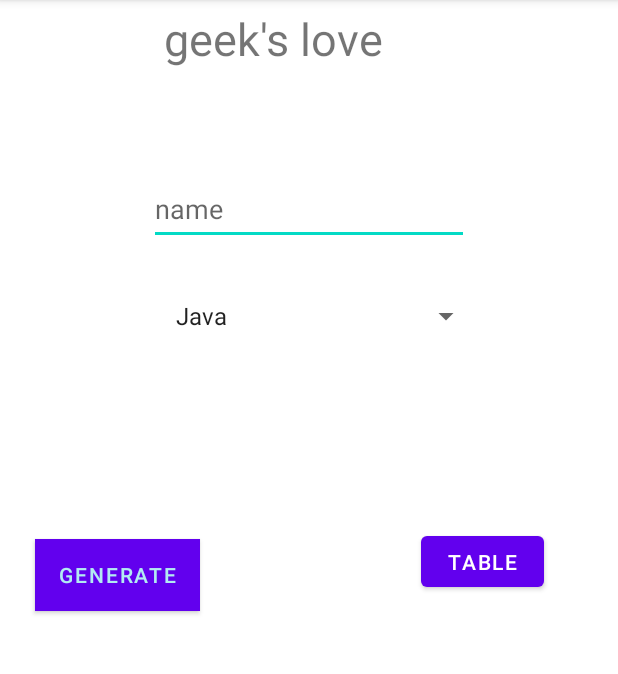
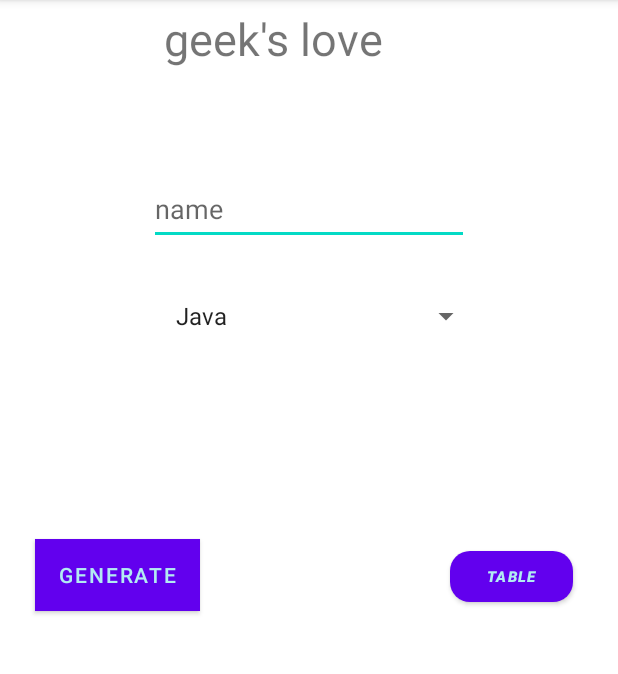
Before and after one commit to charbelhayek-cs/csc498G-Geek-sLoveCalculatorApp, an Android app: the screen it shows after launch (MainActivity), on a phone screen of 412 x 824 dp, the part 84-758 px from its top. Run offline under Robolectric (Android 15) with nearby library versions, the phone set to English and light mode, and no system bars.

Commit message:
changed some buttons and the shapes and a bit of font and colours

```diff
--- a/app/src/main/res/layout/activity_main.xml
+++ b/app/src/main/res/layout/activity_main.xml
@@ -14,6 +14,7 @@
         android:onClick="generate"
         android:text="generate"
         android:textColor="#B2EBF2"
+        app:cornerRadius="20px"
         app:layout_constraintBottom_toBottomOf="parent"
         app:layout_constraintEnd_toEndOf="parent"
         app:layout_constraintHorizontal_bias="0.078"
@@ -135,11 +136,16 @@
         android:layout_height="46dp"
         android:onClick="table"
         android:text="table"
+        android:textColor="#B2EBF2"
+        android:textSize="10sp"
+        android:textStyle="bold|italic"
+        app:cornerRadius="20px"
         app:layout_constraintBottom_toTopOf="@+id/html"
         app:layout_constraintEnd_toEndOf="parent"
-        app:layout_constraintHorizontal_bias="0.75"
+        app:layout_constraintHorizontal_bias="0.847"
         app:layout_constraintStart_toEndOf="@+id/button"
         app:layout_constraintTop_toBottomOf="@+id/spinner"
-        app:layout_constraintVertical_bias="0.495" />
+        app:layout_constraintVertical_bias="0.537"
+        app:rippleColor="#D32E2E" />
 
 </androidx.constraintlayout.widget.ConstraintLayout>
```
